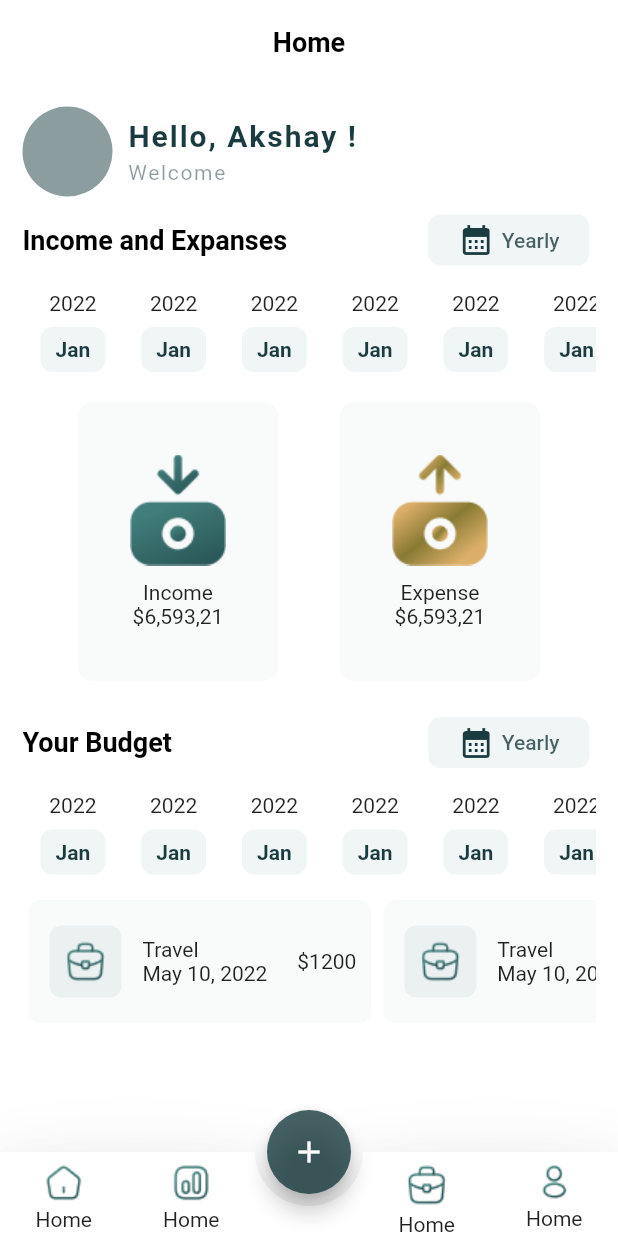
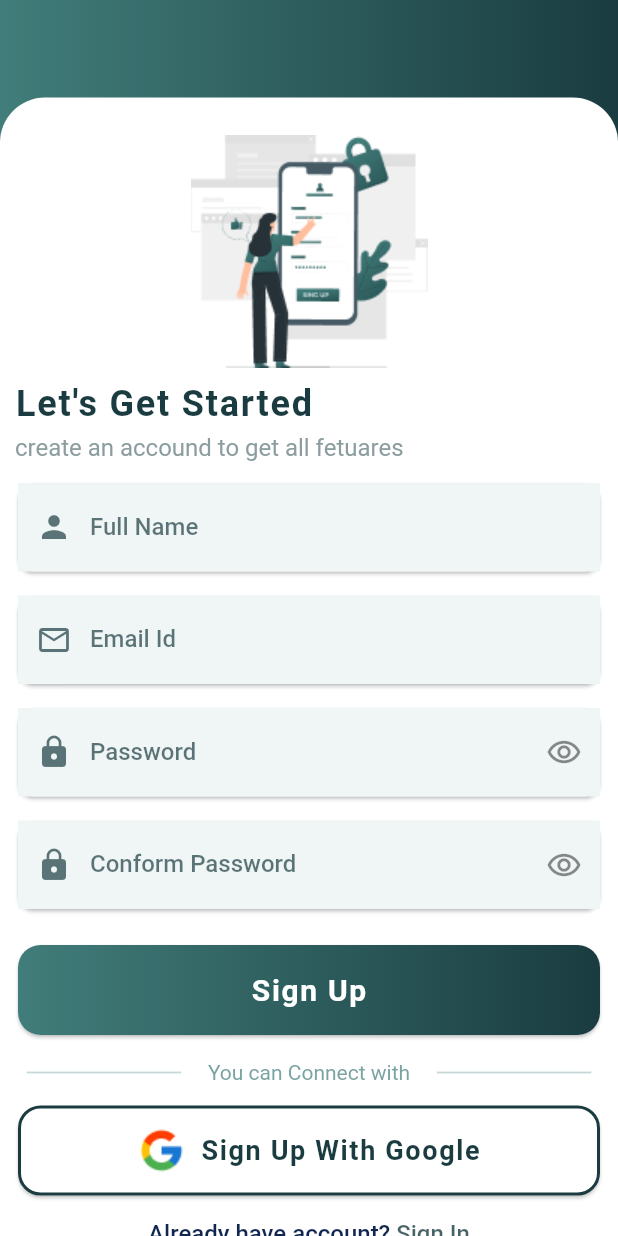
Before and after one commit to Akshay-1609/Expense-Manager-App, a Flutter app: the screen it shows after launch, on a phone screen of 412 x 824 dp. Run offline on Flutter 3.47's test engine with Material 2 defaults, Android fonts, the phone set to English and light mode, and no system bars; drawn by our look-alikes of animated_bottom_navigation_bar; Roboto replaces fonts that are missing (Heebo).

Commit message:
Signup page UI completed

```diff
--- a/lib/constant/color_constsnt.dart
+++ b/lib/constant/color_constsnt.dart
@@ -1,10 +1,12 @@
 import 'package:flutter/material.dart';
 
-
 class ColorConstant {
-  static Color white =const Color(0xffffffff);
+  static Color white = const Color(0xffffffff);
   static Color black = const Color(0xff000000);
   static Color darkGreen = const Color(0xff1A3C40);
   static Color lightGrey = const Color(0xff8C9D9F);
   static Color whiteBg = const Color(0xff417D7A).withOpacity(0.08);
+  static LinearGradient blueGreenGradient = const LinearGradient(
+    colors: <Color>[Color(0xff417D7A), Color(0xff1A3C40)],
+  );
 }
--- a/lib/constant/image_constant.dart
+++ b/lib/constant/image_constant.dart
@@ -6,4 +6,6 @@ class ImageConstant {
   static String chartIcon = "assets/icon/chart.png";
   static String walletIcon = "assets/icon/wallet.png";
   static String profileIcon = "assets/icon/profile.png";
+  static String signupImage = "assets/img/signup.png";
+  static String googleImage = 'assets/img/google.png';
 }
--- a/lib/main.dart
+++ b/lib/main.dart
@@ -1,4 +1,5 @@
 import 'package:expensemanager/presentation/home/home_screen.dart';
+import 'package:expensemanager/presentation/signup/signup_screen.dart';
 import 'package:flutter/material.dart';
 
 void main() {
@@ -18,7 +19,7 @@ class MyApp extends StatelessWidget {
         primarySwatch: Colors.blue,
       ),
 
-      home: HomeScreen(),
+      home: SignupScreen(),
     );
   }
 }
--- /dev/null
+++ b/lib/presentation/signup/signup_screen.dart
@@ -0,0 +1,102 @@
+import 'dart:ui';
+
+import 'package:expensemanager/constant/color_constsnt.dart';
+import 'package:expensemanager/constant/image_constant.dart';
+import 'package:expensemanager/presentation/signup/widgets/custome_divider.dart';
+import 'package:expensemanager/presentation/signup/widgets/custome_textfield.dart';
+import 'package:expensemanager/presentation/signup/widgets/google_sigup_button.dart';
+import 'package:expensemanager/presentation/signup/widgets/signup_buttpon.dart';
+import 'package:expensemanager/theme/app_decoration.dart';
+import 'package:expensemanager/theme/app_text_style.dart';
+import 'package:flutter/material.dart';
+
+class SignupScreen extends StatelessWidget {
+  const SignupScreen({Key? key}) : super(key: key);
+
+  @override
+  Widget build(BuildContext context) {
+    return Scaffold(
+        body: Stack(
+      children: [
+        Container(
+          decoration: BoxDecoration(gradient: ColorConstant.blueGreenGradient),
+          height: double.infinity,
+        ),
+        Padding(
+          padding: const EdgeInsets.only(top: 65),
+          child: Container(
+            decoration: BoxDecoration(
+                color: ColorConstant.white,
+                borderRadius: const BorderRadius.only(
+                    topRight: Radius.circular(30),
+                    topLeft: Radius.circular(30))),
+            width: double.infinity,
+            height: double.infinity,
+            child: SingleChildScrollView(
+              child: Column(
+                mainAxisSize: MainAxisSize.max,
+                crossAxisAlignment: CrossAxisAlignment.start,
+                children: [
+                  Row(
+                    mainAxisAlignment: MainAxisAlignment.center,
+                    children: [
+                      Padding(
+                        padding: const EdgeInsets.only(top: 25.0),
+                        child: Image.asset(ImageConstant.signupImage),
+                      ),
+                    ],
+                  ),
+                  Padding(
+                    padding: const EdgeInsets.all(10),
+                    child: Column(
+                      crossAxisAlignment: CrossAxisAlignment.start,
+                      children: [
+                        Text(
+                          "Let's Get Started",
+                          style: AppTextStyle.signupGreeting,
+                        ),
+                       const SizedBox(height:6,),
+                        Text(
+                          'create an accound to get all fetuares',
+                          style: AppTextStyle.signupCreateAccount,
+                        )
+                      ],
+                    ),
+                  ),
+                  Column(
+                    children: [
+                      customeTextFormField("Full Name", Icons.person),
+                      customeTextFormField("Email Id", Icons.email_outlined),
+                      customeTextFormField("Password", Icons.lock),
+                      customeTextFormField("Conform Password", Icons.lock),
+                    ],
+                  ),
+                  signUpButton(),
+                 const  SizedBox(height: 5,),
+                   youCanConnectWith(context),
+                  const SizedBox(height: 10,),
+                  googleSignUpButton(),
+                   const SizedBox(height: 8,),
+                  Row(
+                    mainAxisAlignment: MainAxisAlignment.center,
+                    children: [
+                      Text(
+                        "Already have account? ",
+                        style: AppTextStyle.haveAccountText,
+                      ),
+
+                      Text(
+                        "Sign In",
+                        style: AppTextStyle.signInText,
+                      )
+                    ],
+                  )
+                ],
+              ),
+            ),
+          ),
+        )
+      ],
+    ));
+  }
+}
--- /dev/null
+++ b/lib/presentation/signup/widgets/custome_divider.dart
@@ -0,0 +1,24 @@
+import 'package:expensemanager/constant/color_constsnt.dart';
+import 'package:expensemanager/theme/app_text_style.dart';
+import 'package:flutter/material.dart';
+
+Widget youCanConnectWith(BuildContext context) {
+  return Row(
+    mainAxisAlignment: MainAxisAlignment.spaceEvenly,
+    children: [
+      Container(
+        padding:const  EdgeInsets.only(left: 10, right: 10),
+        height: 1.2,
+        width: MediaQuery.of(context).size.width / 4,
+        color: ColorConstant.whiteBg.withOpacity(0.3),
+      ),
+      Text("You can Connect with",style: AppTextStyle.canConnectWithText,),
+      Container(
+        padding:const  EdgeInsets.only(left: 10, right: 10),
+        height: 1.2,
+        width: MediaQuery.of(context).size.width / 4,
+        color: ColorConstant.whiteBg.withOpacity(0.3),
+      ),
+    ],
+  );
+}
--- /dev/null
+++ b/lib/presentation/signup/widgets/custome_textfield.dart
@@ -0,0 +1,41 @@
+import 'package:expensemanager/constant/color_constsnt.dart';
+import 'package:expensemanager/theme/app_decoration.dart';
+import 'package:expensemanager/theme/app_text_style.dart';
+import 'package:flutter/material.dart';
+
+Widget customeTextFormField(
+  label,
+  icon,
+) {
+  return SizedBox(
+    width: double.infinity,
+    child: Padding(
+      padding: const EdgeInsets.only(bottom:8,left: 8,right: 8),
+      child: Card(
+        shape: AppDecoration().customeCommonBorder(10),
+
+        child: TextFormField(
+          decoration: InputDecoration(
+            filled: true,
+              fillColor: const Color(0xffF0F5F5),
+              disabledBorder: InputBorder.none,
+              enabledBorder: InputBorder.none,
+              focusedBorder: OutlineInputBorder(
+                  borderSide: BorderSide(
+                      color: ColorConstant.darkGreen.withOpacity(0.8), width: 2),
+                  borderRadius: const BorderRadius.all(Radius.circular(10.0))),
+              border: const OutlineInputBorder(),
+              labelText: label,
+              labelStyle: AppTextStyle.textFieldLabelText,
+              prefixIcon: Icon(
+                icon,
+                color: ColorConstant.darkGreen.withOpacity(0.7),
+              ),
+              suffixIcon: icon == Icons.lock
+                  ? Icon(Icons.remove_red_eye_outlined)
+                  : null),
+        ),
+      ),
+    ),
+  );
+}
--- /dev/null
+++ b/lib/presentation/signup/widgets/google_sigup_button.dart
@@ -0,0 +1,32 @@
+import 'package:expensemanager/constant/color_constsnt.dart';
+import 'package:expensemanager/constant/image_constant.dart';
+import 'package:expensemanager/theme/app_decoration.dart';
+import 'package:expensemanager/theme/app_text_style.dart';
+import 'package:flutter/material.dart';
+
+Widget googleSignUpButton()
+{
+  return  Padding(
+    padding: const EdgeInsets.only(top:0,bottom: 4,left: 8,right: 8),
+    child: Card(
+      shape: AppDecoration().customeCommonBorder(15),
+      child: Container(
+        width: double.infinity,
+        height: 60,
+        decoration: BoxDecoration(
+            borderRadius: const BorderRadius.all(Radius.circular(15)),
+            border: Border.all(color: ColorConstant.darkGreen,width: 2)
+        ),
+        child: Center(
+            child: Row(
+              mainAxisAlignment: MainAxisAlignment.center,
+              children: [
+                Image.asset(ImageConstant.googleImage),
+               const SizedBox(width: 10,),
+                Text('Sign Up With Google',style: AppTextStyle.googleSignUpButtonText,),
+              ],
+            )),
+      ),
+    ),
+  );
+}
--- /dev/null
+++ b/lib/presentation/signup/widgets/signup_buttpon.dart
@@ -0,0 +1,22 @@
+import 'package:expensemanager/constant/color_constsnt.dart';
+import 'package:expensemanager/theme/app_decoration.dart';
+import 'package:expensemanager/theme/app_text_style.dart';
+import 'package:flutter/material.dart';
+
+Widget signUpButton() {
+  return Padding(
+    padding: const EdgeInsets.all(8.0),
+    child: Card(
+      shape: AppDecoration().customeCommonBorder(15),
+      child: Container(
+        width: double.infinity,
+        height: 60,
+        decoration: BoxDecoration(
+            borderRadius: const BorderRadius.all(Radius.circular(15)),
+            gradient: ColorConstant.blueGreenGradient),
+        child: Center(
+            child: Text('Sign Up', style: AppTextStyle.signUpButtonText)),
+      ),
+    ),
+  );
+}
--- a/lib/theme/app_text_style.dart
+++ b/lib/theme/app_text_style.dart
@@ -45,4 +45,58 @@ class AppTextStyle {
     color: ColorConstant.darkGreen,
     fontFamily: 'Heebo'
   );
+  static TextStyle signupGreeting = TextStyle(
+      fontWeight: FontWeight.w600,
+    fontSize: 24,
+    color: ColorConstant.darkGreen,
+    fontFamily: 'Heebo',
+    letterSpacing: 1.2,
+  );
+  static TextStyle signupCreateAccount = TextStyle(
+      fontWeight: FontWeight.normal,
+    fontSize: 16,
+    color: ColorConstant.lightGrey,
+    fontFamily: 'Heebo'
+  );
+   static TextStyle textFieldLabelText = TextStyle(
+      fontWeight: FontWeight.w500,
+    fontSize: 16,
+    color: ColorConstant.darkGreen.withOpacity(0.7),
+    fontFamily: 'Heebo'
+  );
+   static TextStyle signUpButtonText = TextStyle(
+      fontWeight: FontWeight.w600,
+    fontSize: 20,
+    color: ColorConstant.white,
+    fontFamily: 'Heebo',
+    letterSpacing: 1.1,
+  );
+   static TextStyle googleSignUpButtonText = TextStyle(
+      fontWeight: FontWeight.w600,
+    fontSize: 18,
+    color: ColorConstant.darkGreen,
+    fontFamily: 'Heebo',
+    letterSpacing: 1.1,
+  );
+  static TextStyle haveAccountText = TextStyle(
+      fontWeight: FontWeight.w500,
+    fontSize: 16,
+    color: Color(0xff112650),
+    fontFamily: 'Heebo',
+
+  );
+  static TextStyle signInText = TextStyle(
+      fontWeight: FontWeight.w500,
+    fontSize: 16,
+    color: ColorConstant.darkGreen.withOpacity(0.8),
+    fontFamily: 'Heebo',
+
+  );
+  static TextStyle canConnectWithText = TextStyle(
+      fontWeight: FontWeight.w400,
+    fontSize: 14,
+    color: ColorConstant.whiteBg.withOpacity(0.7),
+    fontFamily: 'Heebo',
+
+  );
 }
--- a/pubspec.yaml
+++ b/pubspec.yaml
@@ -61,6 +61,7 @@ flutter:
   # To add assets to your application, add an assets section, like this:
   assets:
     - assets/icon/
+    - assets/img/
   #   - images/a_dot_ham.jpeg
 
   # An image asset can refer to one or more resolution-specific "variants", see
```
Also changed, not shown: assets/img/google.png (added), assets/img/signup.png (added).
